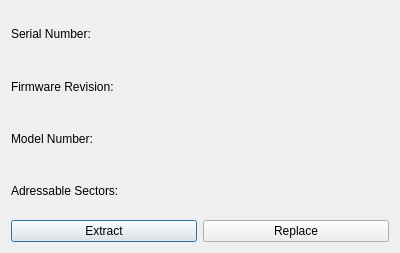
hetelek/Velocity, file Velocity/securitysectordialog.ui: the form before one commit.
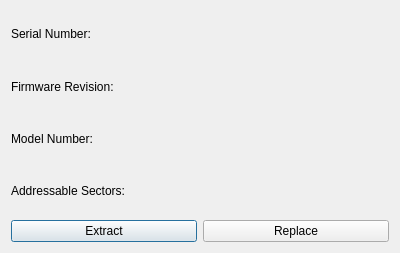
The form after the commit. Icons and pictures are not drawn.

```diff
--- a/Velocity/securitysectordialog.ui
+++ b/Velocity/securitysectordialog.ui
@@ -48,7 +48,7 @@
          <item>
           <widget class="QLabel" name="label_4">
            <property name="text">
-            <string>Adressable Sectors:</string>
+            <string>Addressable Sectors:</string>
            </property>
           </widget>
          </item>
```
